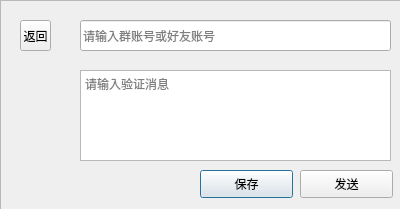
Before: the Qt Designer form chat/addnew.ui in Snowball-Di/cs2021_qt_chat, drawn with Qt 5.
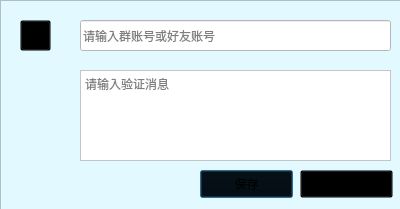
After: the same form once the commit is applied. Icons and pictures are not drawn.

The edit to the form file:
```diff
--- a/chat/addnew.ui
+++ b/chat/addnew.ui
@@ -22,6 +22,9 @@
      <height>211</height>
     </rect>
    </property>
+   <property name="styleSheet">
+    <string notr="true">background: rgb(226, 249, 255);</string>
+   </property>
    <property name="frameShape">
     <enum>QFrame::StyledPanel</enum>
    </property>
@@ -37,6 +40,9 @@
       <height>28</height>
      </rect>
     </property>
+    <property name="styleSheet">
+     <string notr="true">background: transparent;</string>
+    </property>
     <property name="text">
      <string>保存</string>
     </property>
@@ -50,6 +56,9 @@
       <height>28</height>
      </rect>
     </property>
+    <property name="styleSheet">
+     <string notr="true">background: transparent;</string>
+    </property>
     <property name="text">
      <string>发送</string>
     </property>
@@ -63,6 +72,9 @@
       <height>91</height>
      </rect>
     </property>
+    <property name="styleSheet">
+     <string notr="true">background: rgb(255, 255, 255);</string>
+    </property>
     <property name="placeholderText">
      <string>请输入验证消息</string>
     </property>
@@ -76,6 +88,9 @@
       <height>31</height>
      </rect>
     </property>
+    <property name="styleSheet">
+     <string notr="true">background: rgb(255, 255, 255);</string>
+    </property>
     <property name="placeholderText">
      <string>请输入群账号或好友账号</string>
     </property>
@@ -89,9 +104,22 @@
       <height>31</height>
      </rect>
     </property>
+    <property name="styleSheet">
+     <string notr="true">background: transparent;</string>
+    </property>
     <property name="text">
      <string>返回</string>
     </property>
+    <property name="icon">
+     <iconset resource="source/icon.qrc">
+      <normaloff>:/icon/icon/icon_back.png</normaloff>:/icon/icon/icon_back.png</iconset>
+    </property>
+    <property name="iconSize">
+     <size>
+      <width>25</width>
+      <height>25</height>
+     </size>
+    </property>
    </widget>
   </widget>
  </widget>
```
Left out of the diff: 4 changed lines with no effect on the pictures.
